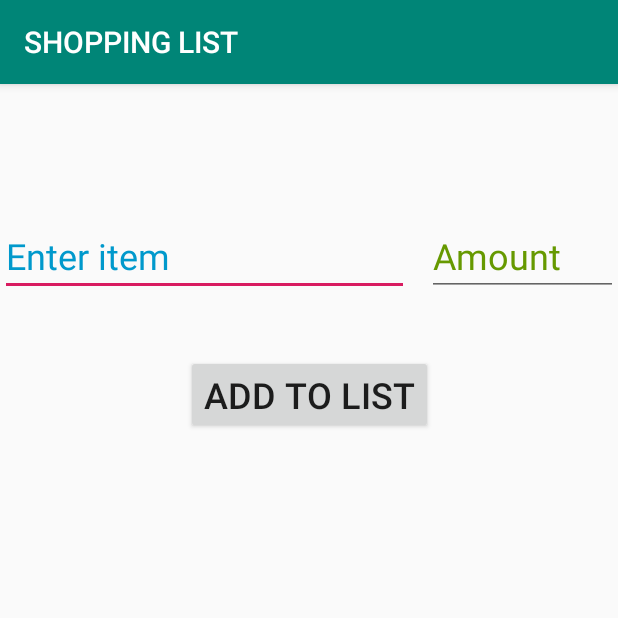
After one commit to Georg1992/SHOPPINGLIST, an Android app: the AddItemsActivity screen opened directly, with no data from a screen before it, on a phone screen of 412 x 824 dp, the top half of it. The commit adds this screen. Run offline under Robolectric (Android 15) with nearby library versions, the phone set to English and light mode, and no system bars; 1 statement that could not run was skipped.

Commit message:
AddItemActivity with navigation key and submit button created

```diff
--- /dev/null
+++ b/app/src/main/java/com/example/georg/shoppinglist/AddItemsActivity.java
@@ -0,0 +1,30 @@
+package com.example.georg.shoppinglist;
+
+import android.support.v7.app.AppCompatActivity;
+import android.os.Bundle;
+import android.util.Log;
+import android.view.View;
+import android.widget.EditText;
+
+import java.util.Scanner;
+
+public class AddItemsActivity extends AppCompatActivity {
+
+    @Override
+    protected void onCreate(Bundle savedInstanceState) {
+        super.onCreate(savedInstanceState);
+        setContentView(R.layout.activity_add_items);
+
+        Bundle b= getIntent().getExtras();
+        int i=b.getInt(MainActivity.KEY_USER,0);
+    }
+    public  void addToList(View view){
+        Scanner reader = new Scanner(System.in);
+        EditText itemName = (EditText) findViewById(R.id.itemName);
+        EditText amount = (EditText) findViewById(R.id.amount);
+
+        //int d = Integer.parseInt(reader.nextLine());
+        //ItemListHub.getInstance().getItems().add(new Item(reader.nextLine(), 0));
+
+    }
+}
--- a/app/src/main/java/com/example/georg/shoppinglist/ItemListActivity.java
+++ b/app/src/main/java/com/example/georg/shoppinglist/ItemListActivity.java
@@ -38,7 +38,7 @@ public class ItemListActivity extends ListActivity {
             setListAdapter(adapter);
 
 
-            result = (EditText) findViewById(R.id.editTextDialogUserInput);
+           // result = (EditText) findViewById(R.id.editTextDialogUserInput);
 
 
             Button BackButton = (Button) findViewById(R.id.button2);
@@ -69,14 +69,14 @@ public void onClickAlert(){
         public void onClick(View v) {
 
            LayoutInflater li = LayoutInflater.from(ItemListActivity.this);
-            final View promptsView = li.inflate(R.layout.popup, null);
+            //final View promptsView = li.inflate(R.layout.popup, null);
 
             AlertDialog.Builder a_builder = new AlertDialog.Builder(ItemListActivity.this);
 
 
 
             a_builder.setMessage("Add Item")
-                    .setView(promptsView)
+                    //.setView(promptsView)
 
                     .setCancelable(false)
                     .setPositiveButton("OK", new DialogInterface.OnClickListener() {
--- /dev/null
+++ b/app/src/main/res/layout/activity_add_items.xml
@@ -0,0 +1,51 @@
+<?xml version="1.0" encoding="utf-8"?>
+<android.support.constraint.ConstraintLayout xmlns:android="http://schemas.android.com/apk/res/android"
+    xmlns:app="http://schemas.android.com/apk/res-auto"
+    xmlns:tools="http://schemas.android.com/tools"
+    android:layout_width="match_parent"
+    android:layout_height="match_parent"
+    tools:context=".AddItemsActivity">
+
+    <EditText
+        android:id="@+id/itemName"
+        android:layout_width="0dp"
+        android:layout_height="wrap_content"
+        android:layout_marginTop="88dp"
+        android:layout_marginEnd="12dp"
+        android:layout_marginRight="12dp"
+        android:ems="10"
+        android:inputType="textPersonName"
+        android:text="Enter item"
+        android:textColor="@android:color/holo_blue_dark"
+        android:textSize="24sp"
+        app:layout_constraintEnd_toStartOf="@+id/amount"
+        app:layout_constraintHorizontal_bias="0.5"
+        app:layout_constraintStart_toStartOf="parent"
+        app:layout_constraintTop_toTopOf="parent" />
+
+    <EditText
+        android:id="@+id/amount"
+        android:layout_width="127dp"
+        android:layout_height="wrap_content"
+        android:ems="10"
+        android:inputType="number"
+        android:text="Amount"
+        android:textColor="@android:color/holo_green_dark"
+        android:textSize="24sp"
+        app:layout_constraintBaseline_toBaselineOf="@+id/itemName"
+        app:layout_constraintEnd_toEndOf="parent"
+        app:layout_constraintHorizontal_bias="0.5"
+        app:layout_constraintStart_toEndOf="@+id/itemName" />
+
+    <Button
+        android:id="@+id/addButton"
+        android:layout_width="wrap_content"
+        android:layout_height="wrap_content"
+        android:layout_marginTop="39dp"
+        android:onClick="addToList"
+        android:text="ADD TO LIST"
+        android:textSize="24sp"
+        app:layout_constraintEnd_toEndOf="parent"
+        app:layout_constraintStart_toStartOf="parent"
+        app:layout_constraintTop_toBottomOf="@+id/itemName" />
+</android.support.constraint.ConstraintLayout>
```
Also changed, not shown: app/src/main/AndroidManifest.xml (+7 -1 lines), app/src/main/java/com/example/georg/shoppinglist/ItemListHub.java (+6 -2 lines), app/src/main/java/com/example/georg/shoppinglist/MainActivity.java (+21 -3 lines).
